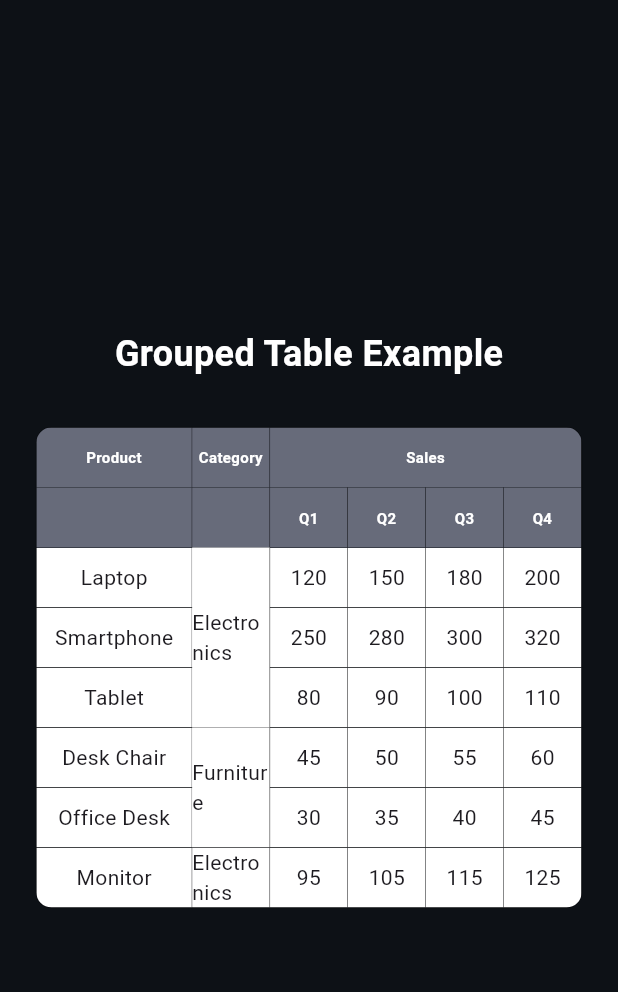
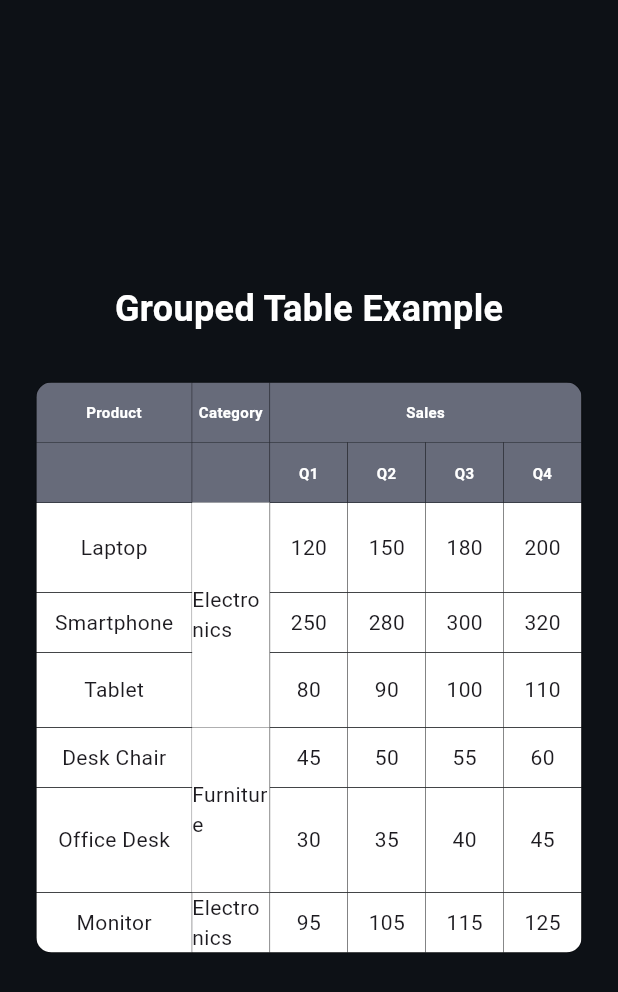
Before and after one commit to JeHeeYu/flutter_grouped_table, a Flutter app: the screen it shows after launch, on a phone screen of 412 x 824 dp. Shown: the top 992 px of the screen. Run offline on Flutter 3.47's test engine with Material 3 defaults, Android fonts, the phone set to English and light mode, and no system bars.

Commit message:
feat: Add row height change list

```diff
--- a/example/lib/main.dart
+++ b/example/lib/main.dart
@@ -79,6 +79,7 @@ class ExamplePage extends StatelessWidget {
       borderWidth: 0.25,
       headerBackgroundColor: const Color(0xFF676B7A),
       rowHeight: 40.0,
+      rowHeights: const [60.0, 40.0, 50.0, 40.0, 70.0, 40.0],
       onCellTap: (rowIndex, colIndex, cell) {
         final text = cell.child is Text ? ((cell.child as Text).data ?? '') : '';
         ScaffoldMessenger.of(context).showSnackBar(
--- a/lib/src/grouped_table.dart
+++ b/lib/src/grouped_table.dart
@@ -44,19 +44,14 @@ class GroupedTable extends StatelessWidget {
   /// Spacing between rows (vertical spacing)
   final double rowSpacing;
 
+  /// Optional per-row heights. If provided, a non-null entry overrides `rowHeight` for that row.
+  final List<double?>? rowHeights;
+
   /// Called when a data cell is tapped.
-  /// - [rowIndex]: visual row index in `dataRows`
-  /// - [colIndex]: visual column index (after colSpan expansion)
-  /// - [cell]: the tapped cell model
-  final void Function(int rowIndex, int colIndex, GroupedTableDataCell cell)?
-      onCellTap;
+  final void Function(int rowIndex, int colIndex, GroupedTableDataCell cell)? onCellTap;
 
   /// Called when a header cell is tapped.
-  /// - [rowIndex]: header row index (after grouped-header processing)
-  /// - [colIndex]: visual column index (after colSpan expansion)
-  /// - [cell]: the tapped header cell model
-  final void Function(int rowIndex, int colIndex, GroupedTableCell cell)?
-      onHeaderTap;
+  final void Function(int rowIndex, int colIndex, GroupedTableCell cell)? onHeaderTap;
 
   const GroupedTable({
     super.key,
@@ -73,6 +68,7 @@ class GroupedTable extends StatelessWidget {
     this.defaultHeaderHeight,
     this.rowHeight = 40.0,
     this.rowSpacing = 0,
+    this.rowHeights,
     this.onCellTap,
     this.onHeaderTap,
   });
@@ -119,10 +115,9 @@ class GroupedTable extends StatelessWidget {
     double? defaultHeaderHeight,
     double rowHeight = 40.0,
     double rowSpacing = 0,
-    void Function(int rowIndex, int colIndex, GroupedTableDataCell cell)?
-        onCellTap,
-    void Function(int rowIndex, int colIndex, GroupedTableCell cell)?
-        onHeaderTap,
+    List<double?>? rowHeights,
+      void Function(int rowIndex, int colIndex, GroupedTableDataCell cell)? onCellTap,
+      void Function(int rowIndex, int colIndex, GroupedTableCell cell)? onHeaderTap,
   }) {
     final processedHeaderRows = <List<GroupedTableCell>>[];
     for (final row in headerRows) {
@@ -228,6 +223,7 @@ class GroupedTable extends StatelessWidget {
       defaultHeaderHeight: defaultHeaderHeight,
       rowHeight: rowHeight,
       rowSpacing: rowSpacing,
+      rowHeights: rowHeights,
       onCellTap: onCellTap,
       onHeaderTap: onHeaderTap,
     );
@@ -354,13 +350,7 @@ class GroupedTable extends StatelessWidget {
       widgets.add(
         Expanded(
           flex: flex,
-          child: _buildHeaderCell(
-            context,
-            cell,
-            rowIndex,
-            currentColumn,
-            isLastHeaderRow,
-          ),
+          child: _buildCell(context, cell, rowIndex, isLastHeaderRow),
         ),
       );
 
@@ -370,11 +360,10 @@ class GroupedTable extends StatelessWidget {
     return widgets;
   }
 
-  Widget _buildHeaderCell(
+  Widget _buildCell(
     BuildContext context,
     GroupedTableCell cell,
     int rowIndex,
-    int colIndex,
     bool isLastHeaderRow,
   ) {
     final height = cell.height ?? defaultHeaderHeight ?? 40.0;
@@ -415,9 +404,7 @@ class GroupedTable extends StatelessWidget {
       }
     }
 
-    return _buildTappable(
-      onTap: onHeaderTap == null ? null : () => onHeaderTap!(rowIndex, colIndex, cell),
-      child: Container(
+    return Container(
       height: height,
       alignment: cell.alignment,
       decoration: BoxDecoration(
@@ -425,7 +412,6 @@ class GroupedTable extends StatelessWidget {
         border: cellBorder,
       ),
       child: content,
-      ),
     );
   }
 
@@ -463,6 +449,12 @@ class GroupedTable extends StatelessWidget {
       }
     }
 
+    // Compute effective per-row heights. If `rowHeights` provided, use its non-null values; otherwise use global `rowHeight`.
+    final effectiveRowHeights = List<double>.generate(
+      dataRows.length,
+      (i) => (rowHeights != null && i < rowHeights!.length) ? (rowHeights![i] ?? rowHeight) : rowHeight,
+    );
+
     return LayoutBuilder(
       builder: (context, constraints) {
         final tableWidth = constraints.maxWidth;
@@ -487,11 +479,17 @@ class GroupedTable extends StatelessWidget {
 
             if (cell.rowSpan > 1) {
               final colWidth = (flexWeights[colIndex] / totalFlex) * tableWidth * cell.colSpan;
+              // height = sum of effective heights for spanned rows + spacing between them
+              double spanHeight = 0;
+              for (int r = rowIndex; r < rowIndex + cell.rowSpan && r < effectiveRowHeights.length; r++) {
+                spanHeight += effectiveRowHeights[r];
+              }
+              spanHeight += rowSpacing * (cell.rowSpan - 1);
               rowSpanPositions['$rowIndex-$colIndex'] = Rect.fromLTWH(
                 currentLeft,
                 currentTop,
                 colWidth,
-                rowHeight * cell.rowSpan + (rowSpacing * (cell.rowSpan - 1)),
+                spanHeight,
               );
             }
 
@@ -499,7 +497,7 @@ class GroupedTable extends StatelessWidget {
             colIndex += cell.colSpan;
           }
 
-          currentTop += rowHeight + (rowIndex > 0 ? rowSpacing : 0);
+          currentTop += effectiveRowHeights[rowIndex] + (rowIndex > 0 ? rowSpacing : 0);
         }
 
 
@@ -511,9 +509,9 @@ class GroupedTable extends StatelessWidget {
                   Padding(
                     padding: EdgeInsets.only(top: i > 0 ? rowSpacing : 0),
                     child: SizedBox(
-                      height: rowHeight,
+                      height: effectiveRowHeights[i],
                       child: ClipRect(
-                        child: _buildDataRow(context, dataRows[i], i, skipCells[i] ?? {}, flexWeights, totalFlex, tableWidth),
+                        child: _buildDataRow(context, dataRows[i], i, skipCells[i] ?? {}, flexWeights, totalFlex, tableWidth, effectiveRowHeights[i]),
                       ),
                     ),
                   ),
@@ -544,19 +542,14 @@ class GroupedTable extends StatelessWidget {
                 top: rect.top,
                 width: rect.width,
                 height: rect.height,
-                child: _buildTappable(
-                  onTap: onCellTap == null ? null : () => onCellTap!(rowIndex, colIndex, cell),
                 child: Container(
                   alignment: cell.alignment,
                   decoration: BoxDecoration(
-                      color: cell.backgroundColor ??
-                          dataBackgroundColor ??
-                          Colors.white,
+                    color: cell.backgroundColor ?? dataBackgroundColor ?? Colors.white,
                     border: border,
                   ),
                   child: ClipRect(
                     child: _buildCellContent(cell),
-                    ),
                   ),
                 ),
               );
@@ -591,6 +584,7 @@ class GroupedTable extends StatelessWidget {
     List<int> flexWeights,
     int totalFlex,
     double tableWidth,
+    double rowHeightValue,
   ) {
     final isLastRow = rowIndex == dataRows.length - 1;
     final List<Widget> rowChildren = [];
@@ -601,7 +595,7 @@ class GroupedTable extends StatelessWidget {
         rowChildren.add(
           Expanded(
             flex: colIndex < flexWeights.length ? flexWeights[colIndex] : 1,
-            child: _buildEmptyDataCell(isLastRow: isLastRow),
+            child: _buildEmptyDataCell(isLastRow: isLastRow, height: rowHeightValue),
           ),
         );
         colIndex++;
@@ -613,8 +607,8 @@ class GroupedTable extends StatelessWidget {
               ? flexWeights[colIndex] * cell.colSpan
               : cell.colSpan,
           child: cell.rowSpan > 1
-              ? _buildEmptyDataCell(isLastRow: isLastRow)
-              : _buildDataCell(context, cell, rowIndex, colIndex, isLastRow: isLastRow),
+              ? _buildEmptyDataCell(isLastRow: isLastRow, height: rowHeightValue)
+              : _buildDataCell(context, cell, rowIndex, colIndex, height: rowHeightValue, isLastRow: isLastRow),
         ),
       );
 
@@ -626,10 +620,11 @@ class GroupedTable extends StatelessWidget {
         rowChildren.add(
           Expanded(
             flex: flexWeights[colIndex],
-            child: _buildEmptyDataCell(isLastRow: isLastRow),
+            child: _buildEmptyDataCell(isLastRow: isLastRow, height: rowHeightValue),
           ),
         );
       }
+      colIndex++;
       colIndex++;
       }
 
@@ -644,6 +639,7 @@ class GroupedTable extends StatelessWidget {
     GroupedTableDataCell cell,
     int rowIndex,
     int colIndex, {
+    required double height,
     required bool isLastRow,
   }) {
     final border = isLastRow
@@ -657,10 +653,12 @@ class GroupedTable extends StatelessWidget {
 
     Widget content = _buildCellContent(cell);
 
+    final effectiveHeight = cell.height ?? height;
+
     return _buildTappable(
       onTap: onCellTap == null ? null : () => onCellTap!(rowIndex, colIndex, cell),
       child: Container(
-        height: rowHeight,
+        height: effectiveHeight,
         alignment: cell.alignment,
         decoration: BoxDecoration(
           color: cell.backgroundColor ?? dataBackgroundColor ?? Colors.white,
@@ -671,14 +669,15 @@ class GroupedTable extends StatelessWidget {
     );
   }
 
-  Widget _buildTappable({VoidCallback? onTap, required Widget child}) {
+  Widget _buildTappable({
+    VoidCallback? onTap,
+    required Widget child,
+  }) {
     if (onTap == null) return child;
-    return Material(
-      type: MaterialType.transparency,
-      child: InkWell(
+    return GestureDetector(
+      behavior: HitTestBehavior.opaque,
       onTap: onTap,
       child: child,
-      ),
     );
   }
 
@@ -698,9 +697,9 @@ class GroupedTable extends StatelessWidget {
     return content;
   }
 
-  Widget _buildEmptyDataCell({bool isLastRow = false}) {
+  Widget _buildEmptyDataCell({bool isLastRow = false, required double height}) {
     return Container(
-      height: rowHeight,
+      height: height,
       decoration: BoxDecoration(
         color: dataBackgroundColor ?? Colors.white,
         border: isLastRow
```
Also changed, not shown: 1 other file. Lines whose indentation alone changed are shown as unchanged.
